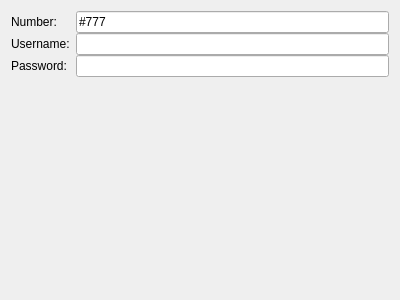
First picture: the form in libs/editor/settings/ui/cdma.ui, repository KDE/plasma-nm, before the edit.
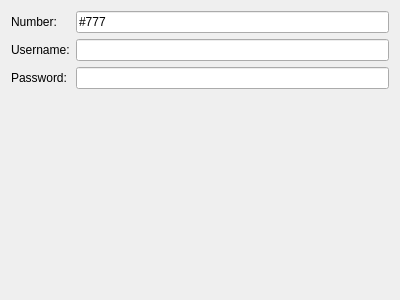
Second picture: the form after the edit. Custom widgets are drawn as their Qt base class.

```diff
--- a/libs/editor/settings/ui/cdma.ui
+++ b/libs/editor/settings/ui/cdma.ui
@@ -12,7 +12,7 @@
   </property>
   <layout class="QFormLayout" name="formLayout">
    <property name="verticalSpacing">
-    <number>0</number>
+    <number>6</number>
    </property>
    <item row="0" column="0">
     <widget class="QLabel" name="label">
```
